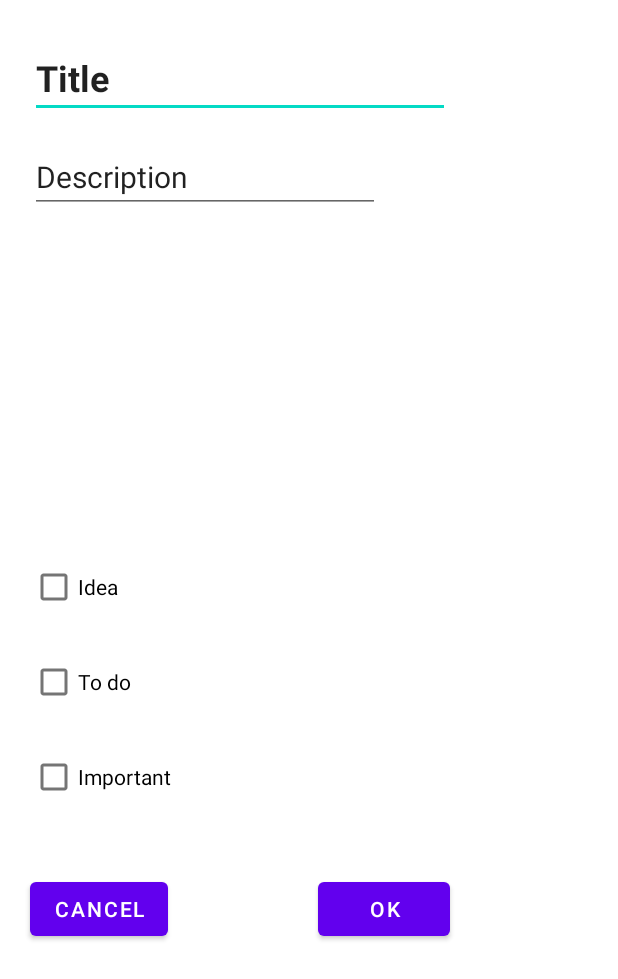
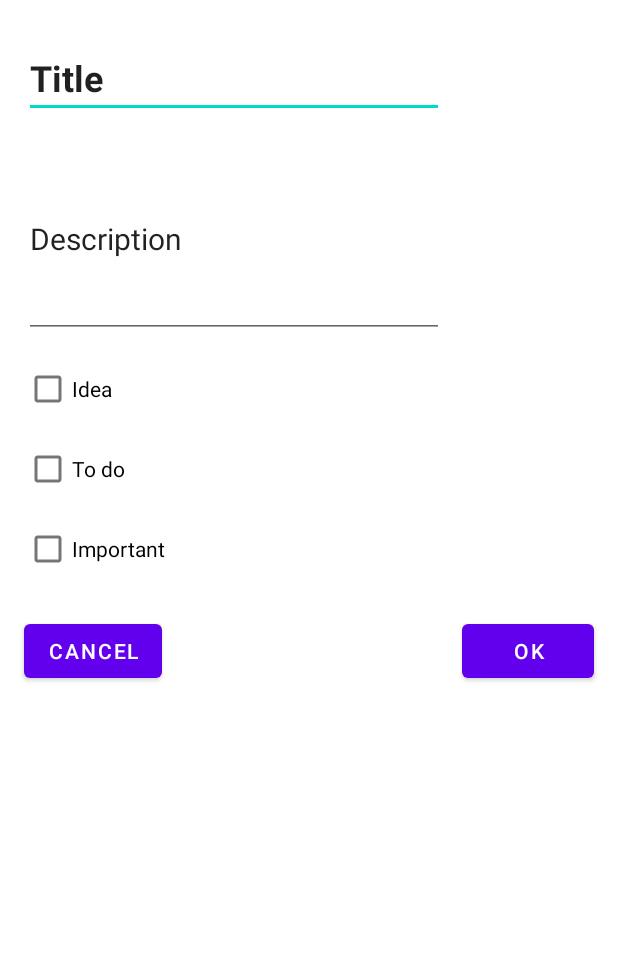
Before and after one commit to fvreeed/Notes, an Android app: the layout dialog_new_note.xml on its own in the app's theme, with its tools: preview values and no code run, on a phone screen of 412 x 824 dp. Shown: the top 979 px of the screen. Run offline under Robolectric (Android 15) with nearby library versions, the phone set to English and light mode, and no system bars.

Commit message:
Chapter 16. John Horton. Android programming.

```diff
--- a/app/src/main/java/com/example/notes/DialogNewNote.java
+++ b/app/src/main/java/com/example/notes/DialogNewNote.java
@@ -48,7 +48,7 @@ public class DialogNewNote extends DialogFragment {
                 newNote.setTodo(checkBoxTodo.isChecked());
                 newNote.setImportant(checkBoxImportant.isChecked());
                 MainActivity callingActivity = (MainActivity) getActivity();
-                callingActivity.createNewNote(newNote);
+                callingActivity.addNote(newNote);
                 dismiss();
             }
         });
--- a/app/src/main/res/layout/dialog_new_note.xml
+++ b/app/src/main/res/layout/dialog_new_note.xml
@@ -9,7 +9,7 @@
         android:id="@+id/editTitle"
         android:layout_width="wrap_content"
         android:layout_height="wrap_content"
-        android:layout_marginStart="20dp"
+        android:layout_marginStart="16dp"
         android:layout_marginTop="25dp"
         android:ems="10"
         android:hint="@string/title_hint"
@@ -22,13 +22,13 @@
 
     <EditText
         android:id="@+id/editDescription"
-        android:layout_width="wrap_content"
-        android:layout_height="wrap_content"
-        android:layout_marginStart="20dp"
+        android:layout_width="280dp"
+        android:layout_height="131dp"
+        android:layout_marginStart="16dp"
         android:layout_marginTop="15dp"
         android:ems="10"
         android:hint="@string/description_hint"
-        android:inputType="textPersonName"
+        android:inputType="textMultiLine"
         android:text="@string/description_hint"
         android:textSize="20sp"
         app:layout_constraintStart_toStartOf="parent"
@@ -38,8 +38,8 @@
         android:id="@+id/checkBoxIdea"
         android:layout_width="wrap_content"
         android:layout_height="wrap_content"
-        android:layout_marginStart="20dp"
-        android:layout_marginTop="225dp"
+        android:layout_marginStart="16dp"
+        android:layout_marginTop="10dp"
         android:text="@string/idea_text"
         app:layout_constraintStart_toStartOf="parent"
         app:layout_constraintTop_toBottomOf="@+id/editDescription" />
@@ -48,8 +48,8 @@
         android:id="@+id/checkBoxTodo"
         android:layout_width="wrap_content"
         android:layout_height="wrap_content"
-        android:layout_marginStart="20dp"
-        android:layout_marginTop="15dp"
+        android:layout_marginStart="16dp"
+        android:layout_marginTop="5dp"
         android:text="@string/todo_text"
         app:layout_constraintStart_toStartOf="parent"
         app:layout_constraintTop_toBottomOf="@+id/checkBoxIdea" />
@@ -58,8 +58,8 @@
         android:id="@+id/checkBoxImportant"
         android:layout_width="wrap_content"
         android:layout_height="wrap_content"
-        android:layout_marginStart="20dp"
-        android:layout_marginTop="15dp"
+        android:layout_marginStart="16dp"
+        android:layout_marginTop="5dp"
         android:text="@string/important_text"
         app:layout_constraintStart_toStartOf="parent"
         app:layout_constraintTop_toBottomOf="@+id/checkBoxTodo" />
@@ -68,8 +68,8 @@
         android:id="@+id/btnCancel"
         android:layout_width="wrap_content"
         android:layout_height="wrap_content"
-        android:layout_marginStart="20dp"
-        android:layout_marginTop="40dp"
+        android:layout_marginStart="16dp"
+        android:layout_marginTop="20dp"
         android:text="@string/cancel_button"
         app:layout_constraintStart_toStartOf="parent"
         app:layout_constraintTop_toBottomOf="@+id/checkBoxImportant" />
@@ -78,10 +78,10 @@
         android:id="@+id/btnOk"
         android:layout_width="wrap_content"
         android:layout_height="wrap_content"
-        android:layout_marginStart="100dp"
-        android:layout_marginTop="40dp"
+        android:layout_marginTop="20dp"
+        android:layout_marginEnd="16dp"
         android:text="@string/ok_button"
-        app:layout_constraintStart_toEndOf="@+id/btnCancel"
+        app:layout_constraintEnd_toEndOf="parent"
         app:layout_constraintTop_toBottomOf="@+id/checkBoxImportant" />
 
 </androidx.constraintlayout.widget.ConstraintLayout>
```
Also changed, not shown: app/src/main/java/com/example/notes/MainActivity.java (+31 -15 lines), app/src/main/java/com/example/notes/NoteAdapter.java (added, +76 -0 lines), app/src/main/res/layout/content_main.xml (+6 -7 lines), app/src/main/res/layout/dialog_show_note.xml (+13 -13 lines), app/src/main/res/layout/listitem.xml (added, +29 -0 lines).
